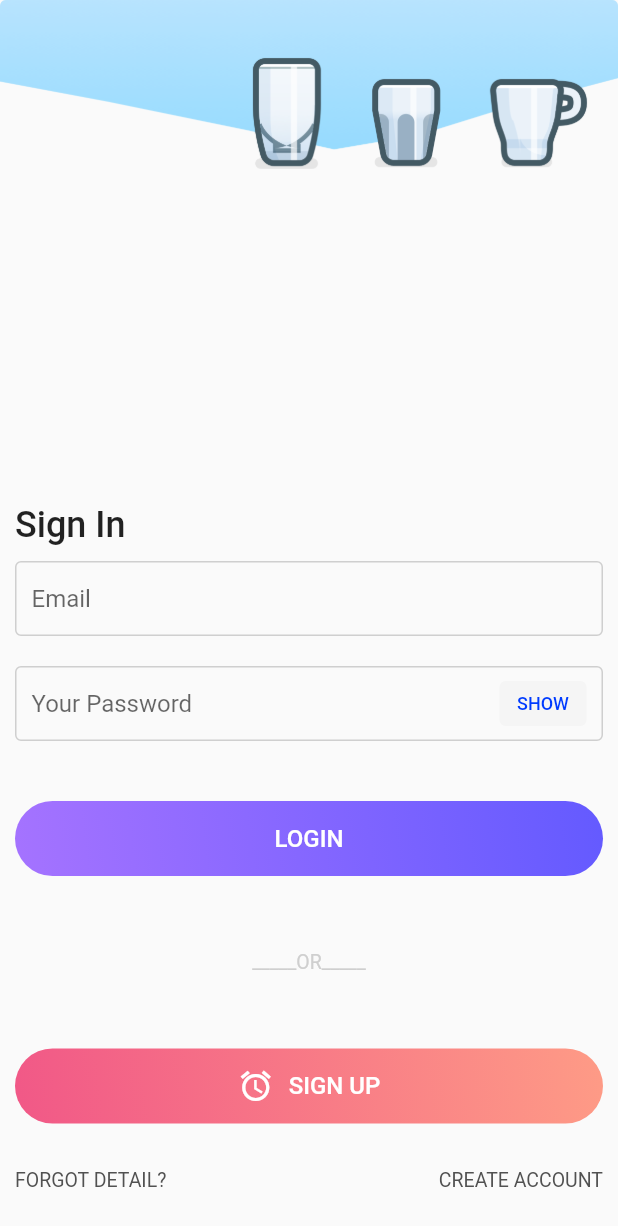
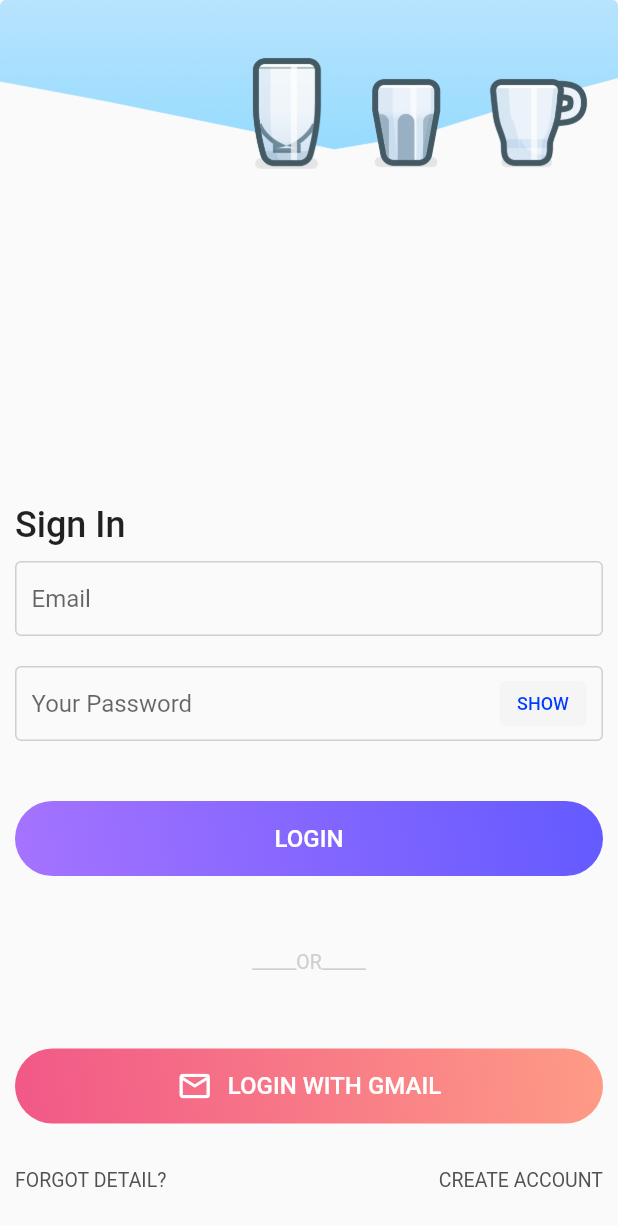
Before and after one commit to mroom-software/mr-smart-dock-mobile, a Flutter app: the screen it shows after launch, after a tap on "SHOW", on a phone screen of 412 x 824 dp. Shown: the top 1226 px of the screen. Run offline on Flutter 3.47's test engine with Material 2 defaults, Android fonts, the phone set to English and light mode, and no system bars; Roboto replaces fonts that are missing (Avenir).

```diff
--- a/lib/screens/login.dart
+++ b/lib/screens/login.dart
@@ -11,8 +11,11 @@ class LoginScreen extends StatefulWidget {
 
 class _LoginScreenState extends State<LoginScreen> {
 
+  bool _isShowPwd;
+
   @override
   void initState() {
+    _isShowPwd = false;
     super.initState();
   }
 
@@ -69,6 +72,7 @@ class _LoginScreenState extends State<LoginScreen> {
                           child: Padding(
                             padding: const EdgeInsets.fromLTRB(10, 0, 0, 0),
                             child: TextFormField(
+                              obscureText: (_isShowPwd) ? false : true,
                               decoration: InputDecoration(
                                 border: InputBorder.none,
                                 hintText: 'Your Password',
@@ -89,7 +93,9 @@ class _LoginScreenState extends State<LoginScreen> {
                             child: Center(
                               child: InkWell(
                                 onTap: () {
-
+                                  setState(() {
+                                    _isShowPwd = !_isShowPwd;
+                                  });
                                 },
                                 child: Text(
                                   'SHOW',
@@ -130,7 +136,8 @@ class _LoginScreenState extends State<LoginScreen> {
                   ),
 
                   ButtonIconWidget(
-
+                    onPressed: () => print('1'),
+                    title: 'LOGIN WITH GMAIL',
                   ),
                   SizedBox(
                     height: 30,
--- a/lib/widgets/button_icon_widget.dart
+++ b/lib/widgets/button_icon_widget.dart
@@ -1,7 +1,17 @@
 import 'package:flutter/material.dart';
 
-class ButtonIconWidget extends StatelessWidget {
+class ButtonIconWidget extends StatefulWidget {
 
+  final Function() onPressed;
+  final String title;
+
+  const ButtonIconWidget({Key key, this.onPressed, this.title}) : super(key: key);
+
+  @override
+  _ButtonIconWidgetState createState() => _ButtonIconWidgetState();
+}
+
+class _ButtonIconWidgetState extends State<ButtonIconWidget> {
   @override
   Widget build(BuildContext context) {
 
@@ -24,21 +34,23 @@ class ButtonIconWidget extends StatelessWidget {
       ),
       child: FlatButton(
         onPressed: () {
-
+          if(widget.onPressed != null) {
+            widget.onPressed();
+          }
         },
         child: Center(
           child: Row(
             mainAxisAlignment: MainAxisAlignment.center,
             children: <Widget>[
               Icon(
-                Icons.access_alarms,
+                Icons.mail_outline,
                 color: Colors.white,
               ),
               SizedBox(
                 width: 10,
               ),
               Text(
-                'SIGN UP',
+                widget.title,
                 style: Theme.of(context).textTheme.button,
               ),
             ],
@@ -47,5 +59,4 @@ class ButtonIconWidget extends StatelessWidget {
       ),
     );
   }
-
 }
```
Also changed, not shown: lib/helpers/utils.dart (added, +18 -0 lines), 1 other file.
